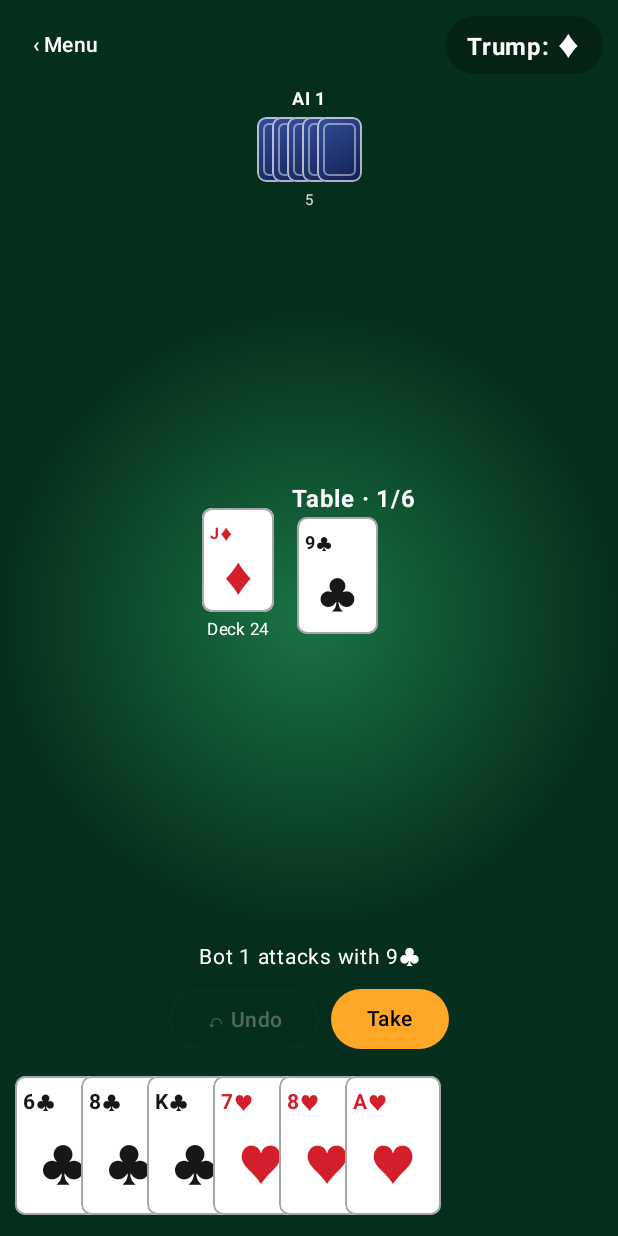
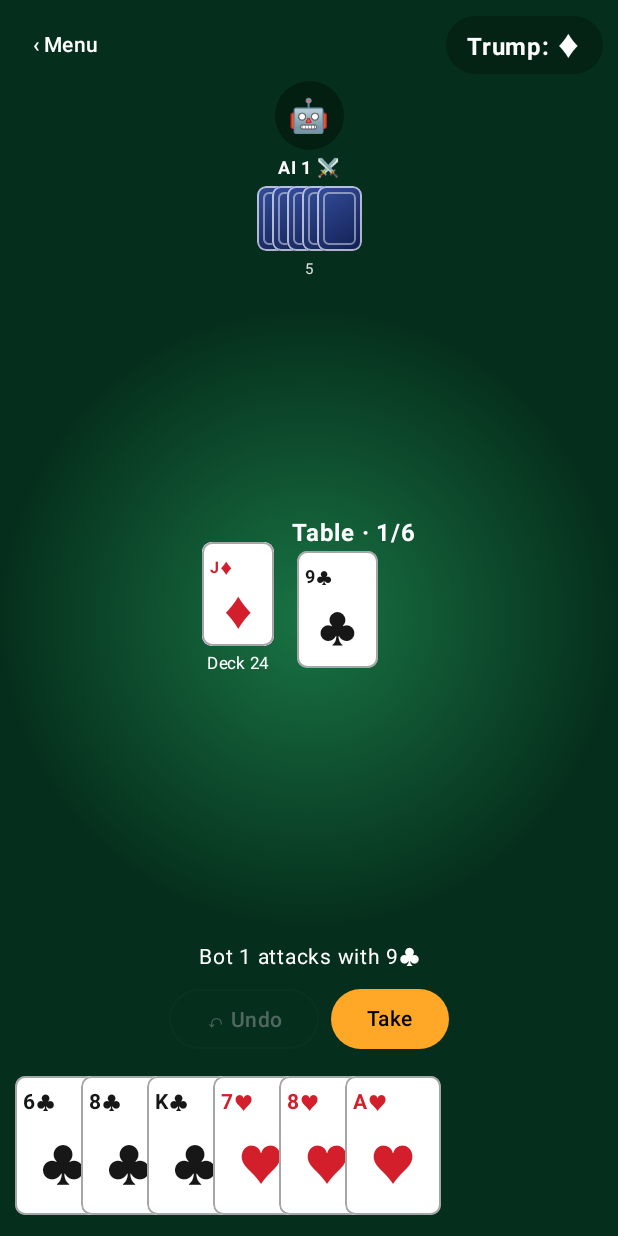
Before and after one commit to T1bers/Duraak-Android, an Android app built with Jetpack Compose: the screen it shows after launch (MainActivity), after a tap on "Play", on a phone screen of 412 x 824 dp. Run offline under Robolectric (Android 15) with nearby library versions, the phone set to English and light mode, and no system bars; 3 other taps on this screen came first.

Commit message:
Refine Android menu, opponent seats and card-table styling to match iOS

```diff
--- a/app/src/main/java/com/t1bers/duraak/MainActivity.kt
+++ b/app/src/main/java/com/t1bers/duraak/MainActivity.kt
@@ -23,6 +23,7 @@ import androidx.compose.ui.input.pointer.pointerInput
 import androidx.compose.ui.platform.LocalConfiguration
 import androidx.compose.ui.platform.LocalContext
 import androidx.compose.ui.text.font.FontWeight
+import androidx.compose.ui.text.font.FontFamily
 import androidx.compose.ui.text.style.TextAlign
 import androidx.compose.ui.unit.dp
 import androidx.compose.ui.unit.sp
@@ -108,8 +109,8 @@ fun DurakApp() {
                 horizontalAlignment = Alignment.CenterHorizontally,
                 verticalArrangement = Arrangement.Center
             ) {
-                Text("Durak", fontSize = 58.sp, fontWeight = FontWeight.Black, color = White)
-                Text("vs Monte Carlo AI", color = White.copy(alpha = .82f), fontSize = 17.sp)
+                Text("Durak", fontSize = 54.sp, fontWeight = FontWeight.Black, fontFamily = FontFamily.Serif, color = White)
+                Text("vs Monte Carlo AI", color = White.copy(alpha = .8f), fontSize = 16.sp)
                 Spacer(Modifier.height(34.dp))
                 Text("Opponents", color = White, fontWeight = FontWeight.Bold)
                 Spacer(Modifier.height(8.dp))
@@ -133,7 +134,7 @@ fun DurakApp() {
                         revision++
                     },
                     colors = ButtonDefaults.buttonColors(containerColor = Gold, contentColor = Color.Black),
-                    modifier = Modifier.width(220.dp).height(56.dp)
+                    modifier = Modifier.width(200.dp).height(52.dp).clip(RoundedCornerShape(26.dp))
                 ) { Text("Play", fontSize = 20.sp, fontWeight = FontWeight.Bold) }
                 TextButton(onClick = { showBenchmark = true }) { Text("Sorting Test", color = White.copy(alpha = .85f)) }
             }
@@ -269,14 +270,15 @@ fun DurakApp() {
 
 @Composable
 private fun ChoiceButton(label: String, selected: Boolean, onClick: () -> Unit) {
-    Button(
-        onClick = onClick,
-        colors = ButtonDefaults.buttonColors(
-            containerColor = if (selected) Gold else Color.Black.copy(alpha = .25f),
-            contentColor = if (selected) Color.Black else White
-        ),
-        contentPadding = PaddingValues(horizontal = 14.dp, vertical = 8.dp)
-    ) { Text(label, fontWeight = FontWeight.Bold) }
+    Box(
+        Modifier.clip(RoundedCornerShape(8.dp))
+            .background(if (selected) Gold else Color.Black.copy(alpha = .24f))
+            .clickable(onClick = onClick)
+            .padding(horizontal = 16.dp, vertical = 9.dp),
+        contentAlignment = Alignment.Center
+    ) {
+        Text(label, color = if (selected) Color.Black else White, fontWeight = FontWeight.SemiBold)
+    }
 }
 
 @Composable
@@ -364,9 +366,17 @@ private fun GameScreen(
         Row(Modifier.fillMaxWidth(), horizontalArrangement = Arrangement.SpaceEvenly) {
             (1 until state.hands.size).forEach { player ->
                 Column(horizontalAlignment = Alignment.CenterHorizontally) {
+                    val out = state.hands[player].isEmpty() && state.deckCount == 0
+                    Box(Modifier.size(46.dp).background(Color.Black.copy(alpha = .35f), CircleShape)
+                        .border(3.dp, if (state.actor == player) Gold else Color.Transparent, CircleShape),
+                        contentAlignment = Alignment.Center) {
+                        Text(if (out) "✓" else "🤖", fontSize = 22.sp)
+                    }
                     Text(
-                        if (state.actor == player) "AI $player ⚔️" else "AI $player",
-                        color = if (state.actor == player) Gold else White,
+                        "AI $player" + if (!state.over && state.actor == player) " · Turn" else
+                            if (!state.over && state.attacker == player) " ⚔️" else
+                            if (!state.over && state.defender == player) " 🛡️" else "",
+                        color = White,
                         fontWeight = FontWeight.Bold,
                         fontSize = 12.sp
                     )
```
